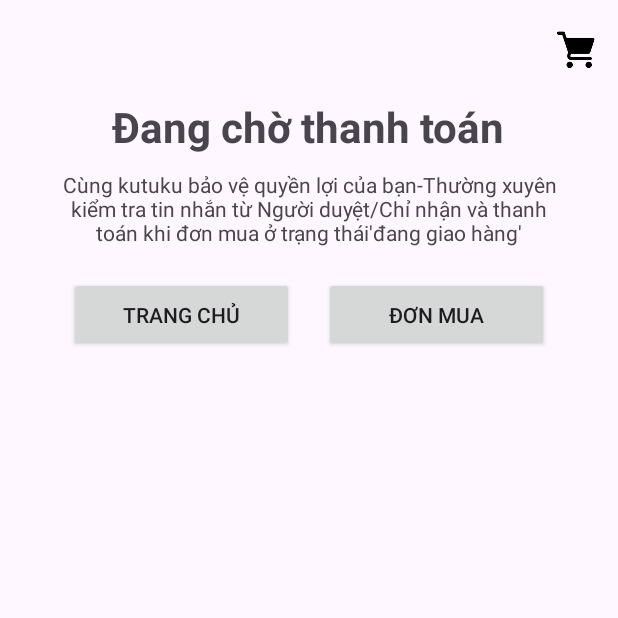
After one commit to gnudnav/duan1, an Android app: the Activity_ThongBao screen opened directly, with no data from a screen before it, on a phone screen of 412 x 824 dp, the top half of it. The commit adds this screen. Run offline under Robolectric (Android 15) with nearby library versions, the phone set to English and light mode, and no system bars.

Commit message:
12222233

```diff
--- /dev/null
+++ b/app/src/main/java/com/example/duan/activity/Activity_ThongBao.java
@@ -0,0 +1,44 @@
+package com.example.duan.activity;
+
+import androidx.appcompat.app.AppCompatActivity;
+import androidx.appcompat.widget.AppCompatButton;
+
+import android.content.Context;
+import android.content.Intent;
+import android.os.Bundle;
+import android.view.View;
+import android.widget.ImageView;
+
+import com.example.duan.R;
+
+public class Activity_ThongBao extends AppCompatActivity {
+
+    @Override
+    protected void onCreate(Bundle savedInstanceState) {
+        super.onCreate(savedInstanceState);
+        setContentView(R.layout.activity_thong_bao);
+        ImageView img_icon_cart=findViewById(R.id.img_icon_cart);
+        AppCompatButton btn_trangchu=findViewById(R.id.trangchu);
+        AppCompatButton btn_donmua=findViewById(R.id.donmua);
+        img_icon_cart.setOnClickListener(new View.OnClickListener() {
+            @Override
+            public void onClick(View view) {
+                startActivity(new Intent(Activity_ThongBao.this, Activity_Cart.class));
+            }
+        });
+        btn_trangchu.setOnClickListener(new View.OnClickListener() {
+            @Override
+            public void onClick(View view) {
+                startActivity(new Intent(Activity_ThongBao.this, MainActivity.class));
+            }
+        });
+        btn_donmua.setOnClickListener(new View.OnClickListener() {
+            @Override
+            public void onClick(View view) {
+                Intent intent=new Intent(Activity_ThongBao.this,MainActivity.class);
+                intent.putExtra("openDeliveryFragment",true);
+                startActivity(intent);
+            }
+        });
+    }
+}
--- a/app/src/main/java/com/example/duan/activity/MainActivity.java
+++ b/app/src/main/java/com/example/duan/activity/MainActivity.java
@@ -4,6 +4,7 @@ import androidx.annotation.NonNull;
 import androidx.appcompat.app.AppCompatActivity;
 import androidx.fragment.app.Fragment;
 
+import android.content.Intent;
 import android.os.Bundle;
 import android.view.MenuItem;
 import android.widget.FrameLayout;
@@ -44,7 +45,12 @@ public class MainActivity extends AppCompatActivity {
                 return loadFragment(fragment);
             }
         });
+        Intent intent=getIntent();
+        if(intent.getBooleanExtra("openDeliveryFragment",false)){
+            loadFragment(new Delivery_Fragment());
+        }
     }
+
     private boolean loadFragment(Fragment fragment){
         if(fragment!=null){
             getSupportFragmentManager().beginTransaction().replace(R.id.frameLayout,fragment)
--- a/app/src/main/java/com/example/duan/adapter/CTHDAdapter.java
+++ b/app/src/main/java/com/example/duan/adapter/CTHDAdapter.java
@@ -75,6 +75,7 @@ public class CTHDAdapter extends RecyclerView.Adapter<CTHDAdapter.ViewHolder>{
             }
         });
         holder.txtmahoadon.setText(String.valueOf(list.get(position).getMahd()));
+        holder.txttrangthaihd.setText(String.valueOf(list.get(position).getTrangthaihd()));
 
     }
 
@@ -89,11 +90,10 @@ public class CTHDAdapter extends RecyclerView.Adapter<CTHDAdapter.ViewHolder>{
         private TextView ten,loai,txt_quantity,gia;
         private ImageView dautru;
         private ImageView daucong;
-        private TextView txtmahoadon;
+        private TextView txtmahoadon,txttrangthaihd;
         public ViewHolder(@NonNull View itemView) {
             super(itemView);
             txtmahoadon=itemView.findViewById(R.id.txtmahoadon);
-            checkBox=itemView.findViewById(R.id.chk_checkbox);
             img=itemView.findViewById(R.id.img);
             ten=itemView.findViewById(R.id.ten);
             loai=itemView.findViewById(R.id.loai);
@@ -101,6 +101,7 @@ public class CTHDAdapter extends RecyclerView.Adapter<CTHDAdapter.ViewHolder>{
             gia=itemView.findViewById(R.id.gia);
             daucong=itemView.findViewById(R.id.daucong);
             dautru=itemView.findViewById(R.id.dautru);
+            txttrangthaihd=itemView.findViewById(R.id.txttrangthai);
         }
     }
 }
--- /dev/null
+++ b/app/src/main/res/layout/activity_thong_bao.xml
@@ -0,0 +1,59 @@
+<?xml version="1.0" encoding="utf-8"?>
+<RelativeLayout xmlns:android="http://schemas.android.com/apk/res/android"
+    xmlns:app="http://schemas.android.com/apk/res-auto"
+    xmlns:tools="http://schemas.android.com/tools"
+    android:layout_width="match_parent"
+    android:layout_height="match_parent"
+    tools:context=".activity.Activity_ThongBao"
+    android:layout_marginHorizontal="15dp"
+    >
+    <!--    android:background="#5458C0"-->
+    <ImageView
+        android:id="@+id/img_icon_cart"
+        android:layout_marginTop="20dp"
+        android:layout_width="25dp"
+        android:layout_height="25dp"
+        android:src="@drawable/ic_cart"
+        android:layout_alignParentEnd="true"/>
+    <TextView
+        android:id="@+id/title"
+        android:layout_width="wrap_content"
+        android:layout_height="wrap_content"
+        android:text="Đang chờ thanh toán"
+        android:textSize="28dp"
+        android:layout_centerHorizontal="true"
+        android:layout_marginTop="20dp"
+        android:textStyle="bold"
+        android:layout_below="@id/img_icon_cart"/>
+    <TextView
+        android:id="@+id/cmt"
+        android:layout_width="wrap_content"
+        android:layout_height="wrap_content"
+        android:text="Cùng kutuku bảo vệ quyền lợi của bạn-Thường xuyên kiểm tra tin nhắn từ Người duyệt/Chỉ nhận và thanh toán khi đơn mua ở trạng thái'đang giao hàng'"
+        android:layout_below="@id/title"
+        android:layout_marginHorizontal="20dp"
+        android:layout_marginTop="10dp"
+        android:textSize="14dp"
+        android:textAlignment="center"/>
+    <LinearLayout
+        android:layout_marginTop="20dp"
+        android:layout_width="wrap_content"
+        android:layout_height="wrap_content"
+        android:layout_below="@id/cmt"
+        android:layout_centerHorizontal="true">
+        <androidx.appcompat.widget.AppCompatButton
+            android:id="@+id/trangchu"
+            android:layout_width="150dp"
+            android:layout_height="50dp"
+            android:text="Trang chủ"
+            android:layout_marginRight="10dp"/>
+        <androidx.appcompat.widget.AppCompatButton
+            android:layout_marginLeft="10dp"
+            android:id="@+id/donmua"
+            android:layout_width="150dp"
+            android:layout_height="50dp"
+            android:text="Đơn mua"
+            android:layout_toRightOf="@id/trangchu"/>
+    </LinearLayout>
+
+</RelativeLayout>
```
Also changed, not shown: app/src/main/AndroidManifest.xml (+7 -6 lines), app/src/main/java/com/example/duan/activity/Activity_Cart.java (+32 -11 lines), app/src/main/java/com/example/duan/activity/Activity_Payment.java (+10 -7 lines), app/src/main/java/com/example/duan/activity/Activity_address.java (+0 -22 lines), app/src/main/java/com/example/duan/dao/CTHDDao.java (+10 -13 lines), app/src/main/java/com/example/duan/dao/HoaDonDao.java (+19 -38 lines), app/src/main/java/com/example/duan/dao/MyOrderDao.java (+4 -4 lines), app/src/main/java/com/example/duan/database/DbHelper.java (+5 -4 lines), app/src/main/java/com/example/duan/model/CTHD.java (+7 -7 lines), app/src/main/java/com/example/duan/model/HoaDon.java (+7 -7 lines), app/src/main/res/layout/item_layout_cart.xml (+12 -8 lines).
